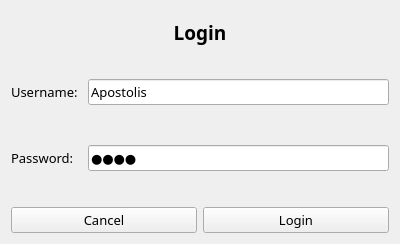
This is ui/login_register_page.ui in ApostolisTs/PasswordManager as Qt 5 draws it before an edit. The edited form follows.
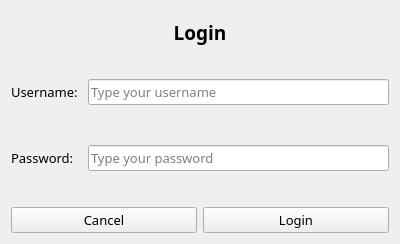
This is the edited form.

```diff
--- a/ui/login_register_page.ui
+++ b/ui/login_register_page.ui
@@ -100,7 +100,7 @@
      <item row="0" column="1">
       <widget class="QLineEdit" name="username_txt">
        <property name="text">
-        <string>Apostolis</string>
+        <string/>
        </property>
        <property name="placeholderText">
         <string>Type your username</string>
@@ -110,7 +110,7 @@
      <item row="1" column="1">
       <widget class="QLineEdit" name="password_txt">
        <property name="text">
-        <string>pass</string>
+        <string/>
        </property>
        <property name="echoMode">
         <enum>QLineEdit::Password</enum>
```
